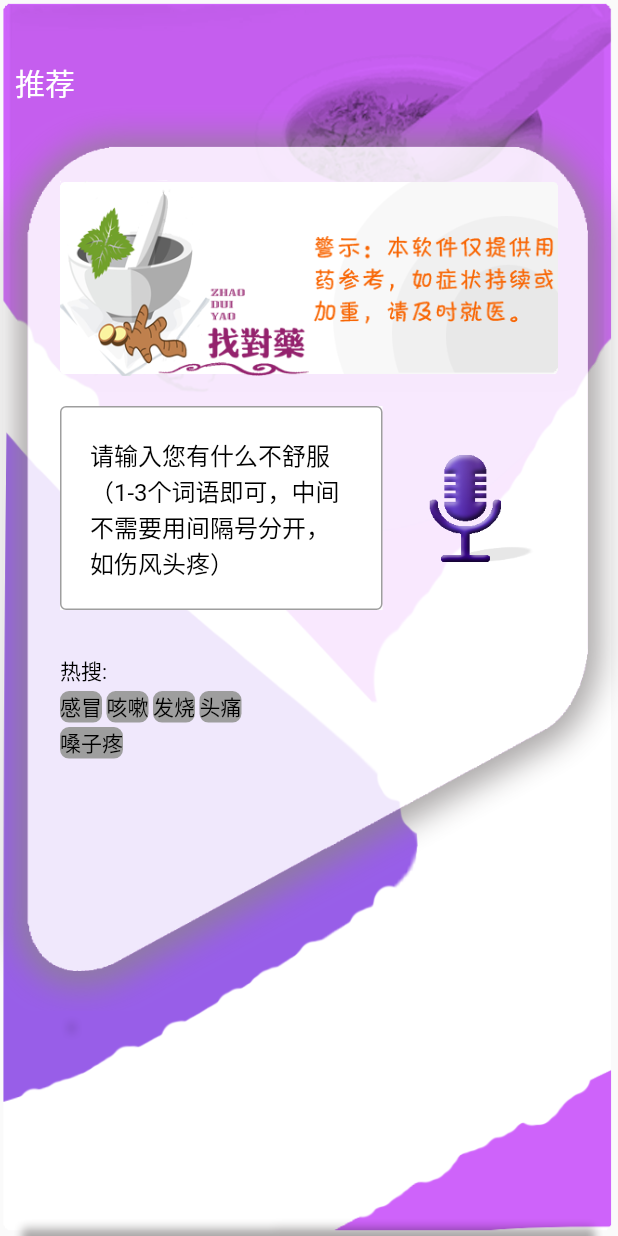
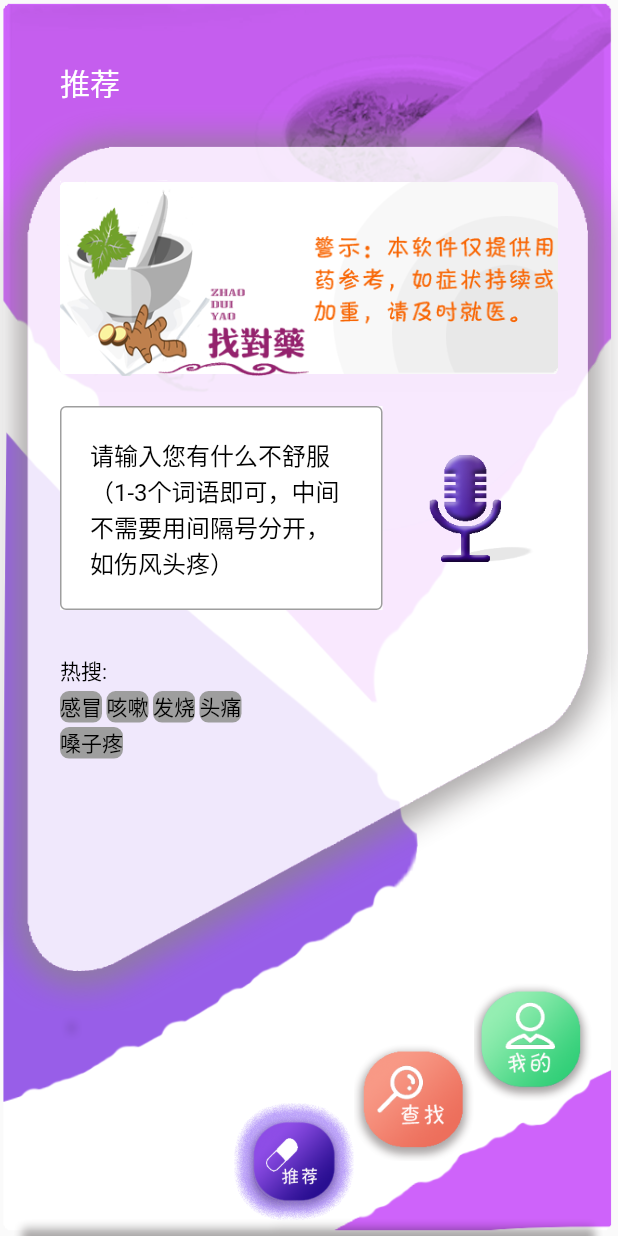
Before and after one commit to chenchongyu/zdy_flutter, a Flutter app: the screen it shows after launch, on a phone screen of 412 x 824 dp. Run offline on Flutter 3.47's test engine with Material 2 defaults, Android fonts, the phone set to English and light mode, and no system bars.

Commit message:
页面样式调整，输入框监听回车事件。

```diff
--- a/lib/main.dart
+++ b/lib/main.dart
@@ -47,8 +47,36 @@ class _MyHomePageState extends State<MyHomePage> {
     });
   }
 
+  Widget buildTextField(TextEditingController controller, FocusNode focusNode) {
+    return TextField(
+        controller: controller,
+        focusNode: focusNode,
+        decoration: new InputDecoration(
+            hintText: "请输入您有什么不舒服（1-3个词语即可，中间不需要用间隔号分开，如伤风头疼）",
+            contentPadding: const EdgeInsets.all(20.0),
+            hintStyle: new TextStyle(color: Colors.black),
+            border: OutlineInputBorder(
+                borderSide:
+                    new BorderSide(color: Colors.lightBlue, width: 15.0))),
+        maxLines: 4,
+        onChanged: (val) {
+          print(val);
+        });
+  }
+
   @override
   Widget build(BuildContext context) {
+    FocusNode nodeOne = FocusNode();
+    final controller = TextEditingController();
+    //输入框添加监听 方便用于查询
+    controller.addListener(() {
+      if (controller.text.indexOf("\n") == controller.text.length - 1) {
+        FocusScope.of(context).requestFocus(FocusNode());
+        controller.text =
+            controller.text.substring(0, controller.text.length - 1);
+        //todo 触发查询
+      }
+    });
     Widget warning = new Center(
         child: Padding(
             padding: EdgeInsets.fromLTRB(40, 50, 40, 0),
@@ -82,16 +110,7 @@ class _MyHomePageState extends State<MyHomePage> {
             Expanded(
               child: Container(
                 decoration: new BoxDecoration(color: Colors.white),
-                child: TextField(
-                  decoration: new InputDecoration(
-                      hintText: "请输入您有什么不舒服（1-3个词语即可，中间不需要用间隔号分开，如伤风头疼）",
-                      contentPadding: const EdgeInsets.all(20.0),
-                      hintStyle: new TextStyle(color: Colors.black),
-                      border: OutlineInputBorder(
-                          borderSide: new BorderSide(
-                              color: Colors.lightBlue, width: 15.0))),
-                  maxLines: 4,
-                ),
+                child: buildTextField(controller, nodeOne),
               ),
             ),
             Padding(
@@ -161,8 +180,15 @@ class _MyHomePageState extends State<MyHomePage> {
     }
 
     return new Scaffold(
+        //方式输入法顶掉背景图片
+        resizeToAvoidBottomPadding: false,
         appBar: null,
-      body: Container(
+        body: ConstrainedBox(
+          constraints: BoxConstraints.expand(),
+          child: Stack(
+            alignment: Alignment.center, //指定未定位或部分定位widget的对齐方式
+            children: <Widget>[
+              Container(
                 //设置背景图片
                 decoration: new BoxDecoration(
                   image: new DecorationImage(
@@ -171,7 +197,7 @@ class _MyHomePageState extends State<MyHomePage> {
                 child: Column(
                   children: <Widget>[
                     Padding(
-                padding: EdgeInsets.only(left: 10.0, top: 40.0),
+                        padding: EdgeInsets.only(left: 40.0, top: 40.0),
                         child: Align(
                           alignment: Alignment.centerLeft,
                           child: Text(
@@ -205,10 +231,42 @@ class _MyHomePageState extends State<MyHomePage> {
                           ],
                         )
                       ],
-            ),
+                    )
                   ],
                 ),
               ),
-    );
+              Positioned(
+                bottom: 10.0,
+                right:160.0,
+                child: MaterialButton(
+                    child: Image(
+                      image: new AssetImage("image/icon_ recommend_select.png"),
+                      width: 80,
+                    ),
+                    onPressed: _getBatteryLevel),
+              ),
+              Positioned(
+                bottom: 50.0,
+                right:80.0,
+                child: MaterialButton(
+                    child: Image(
+                      image: new AssetImage("image/icon_search.png"),
+                      width: 80,
+                    ),
+                    onPressed: _getBatteryLevel),
+              ),
+              Positioned(
+                bottom: 90.0,
+                right:0,
+                child: MaterialButton(
+                    child: Image(
+                      image: new AssetImage("image/icon_my.png"),
+                      width: 80,
+                    ),
+                    onPressed: _getBatteryLevel),
+              )
+            ],
+          ),
+        ));
   }
 }
```
Lines whose indentation alone changed are shown as unchanged.
